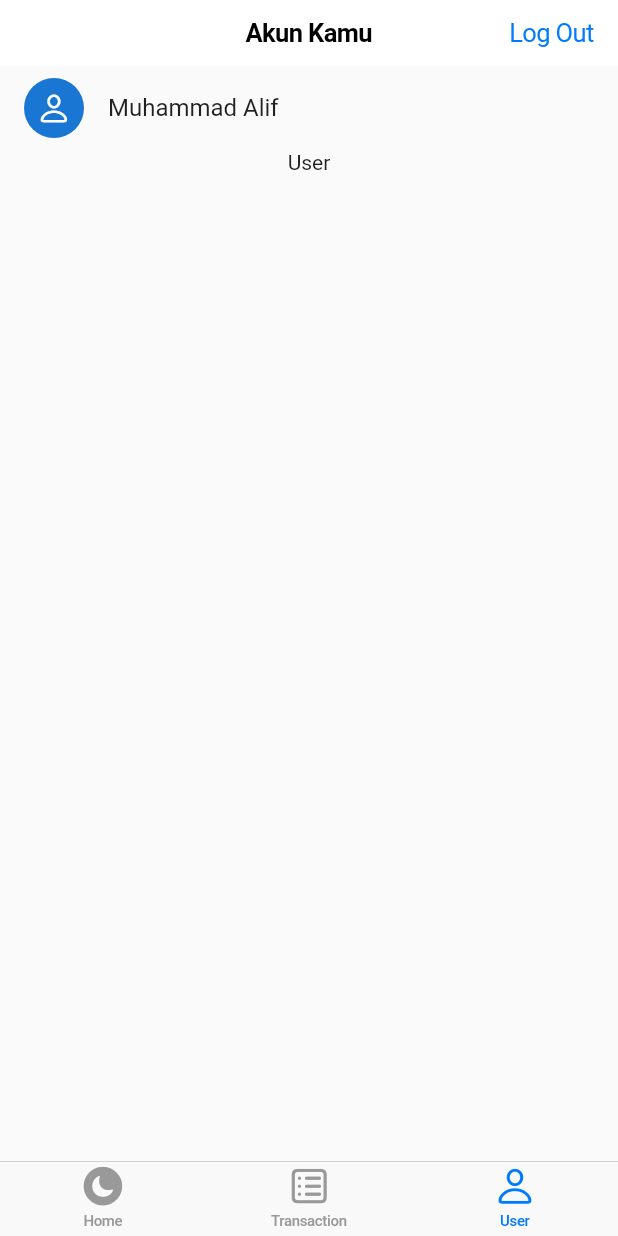
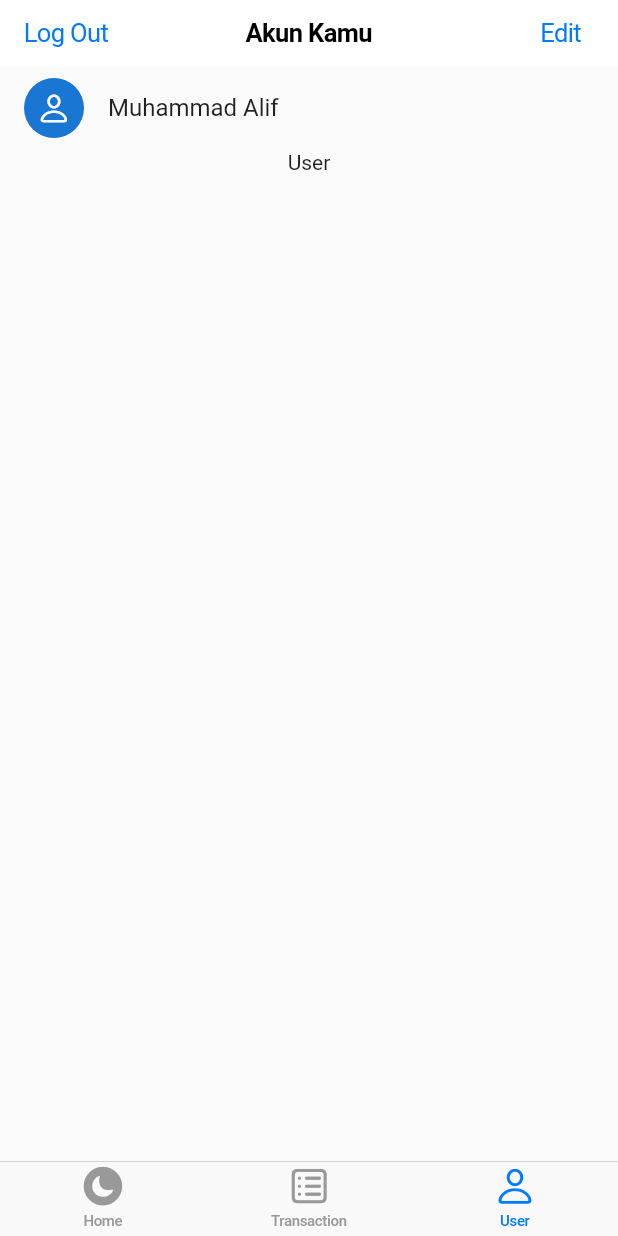
Before and after one commit to alifgiant/al-ishlah-app, a Flutter app: the screen it shows after launch, item 3 of the bottom bar chosen, on a phone screen of 412 x 824 dp. Run offline on Flutter 3.47's test engine with Material 2 defaults, Android fonts, the light colour scheme and no system bars.

Commit message:
add edit button

```diff
--- a/lib/page/user/user_page.dart
+++ b/lib/page/user/user_page.dart
@@ -24,8 +24,13 @@ class _UserPageState extends State<UserPage> {
     return CupertinoPageScaffold(
       navigationBar: CupertinoNavigationBar(
         middle: Text('Akun Kamu'),
+        leading: CupertinoButton(
+          child: Text('Log Out'),
+          padding: EdgeInsets.zero,
+          onPressed: () {},
+        ),
         trailing: CupertinoButton(
-          child: Text('Log Out'),
+          child: Text('Edit'),
           padding: EdgeInsets.zero,
           onPressed: () {},
         ),
```
